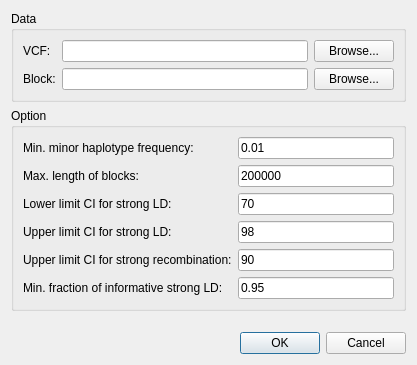
Qt form dialogsnpldb.ui (njau-sri/rtm-gwas-gui) before a commit.
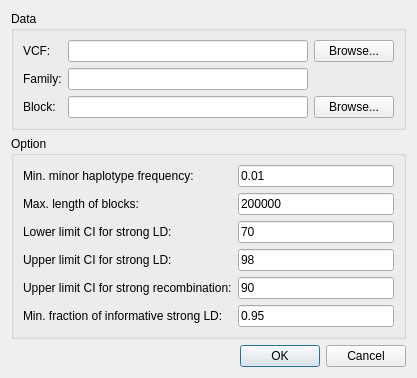
The same form after that commit.

Commit message: Add family support

What changed in the file:
```diff
--- a/dialogsnpldb.ui
+++ b/dialogsnpldb.ui
@@ -30,6 +30,9 @@
       <item row="0" column="1">
        <widget class="QLineEdit" name="lineEditVCF"/>
       </item>
+      <item row="2" column="1">
+       <widget class="QLineEdit" name="lineEditBlock"/>
+      </item>
       <item row="0" column="2">
        <widget class="QPushButton" name="pushButtonVCF">
         <property name="text">
@@ -37,7 +40,14 @@
         </property>
        </widget>
       </item>
-      <item row="1" column="0">
+      <item row="2" column="2">
+       <widget class="QPushButton" name="pushButtonBlock">
+        <property name="text">
+         <string>Browse...</string>
+        </property>
+       </widget>
+      </item>
+      <item row="2" column="0">
        <widget class="QLabel" name="labelBlock">
         <property name="text">
          <string>Block:</string>
@@ -45,12 +55,12 @@
        </widget>
       </item>
       <item row="1" column="1">
-       <widget class="QLineEdit" name="lineEditBlock"/>
+       <widget class="QLineEdit" name="lineEditFam"/>
       </item>
-      <item row="1" column="2">
-       <widget class="QPushButton" name="pushButtonBlock">
+      <item row="1" column="0">
+       <widget class="QLabel" name="labelFam">
         <property name="text">
-         <string>Browse...</string>
+         <string>Family:</string>
         </property>
        </widget>
       </item>
```
Left out of the diff: 21 changed lines with no effect on the pictures. The commit also changes 3 other files.
